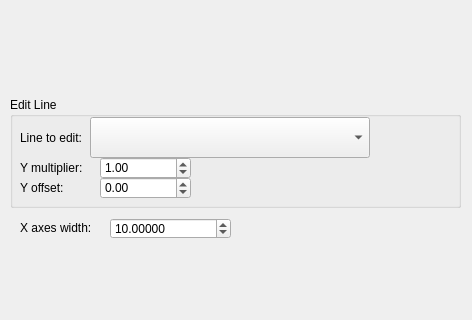
Above: src/WhiskerToolbox/AnalogViewer/analog_viewer.ui from paulmthompson/WhiskerToolbox before the change; both pictures show x 0 to 472 and y 223 to 543 of the 472 by 543 pixel window. Below: the same form after it.
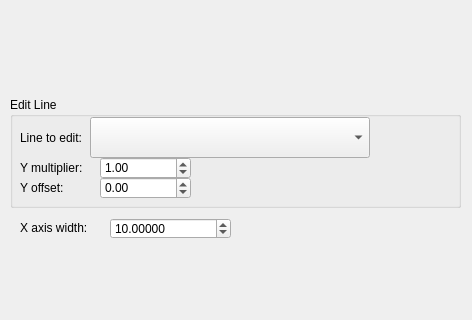
That is the form after the change. Custom widgets are drawn as their Qt base class.

Commit message: FIx zooming and make zoom slider more sensitive

```diff
--- a/src/WhiskerToolbox/AnalogViewer/analog_viewer.ui
+++ b/src/WhiskerToolbox/AnalogViewer/analog_viewer.ui
@@ -136,7 +136,7 @@
     </rect>
    </property>
    <property name="text">
-    <string>X axes width:</string>
+    <string>X axis width:</string>
    </property>
   </widget>
   <widget class="QDoubleSpinBox" name="xwidth_dspinbox">
```
Left out of the diff: 3 changed lines with no effect on the pictures. The commit also changes 2 other files.
